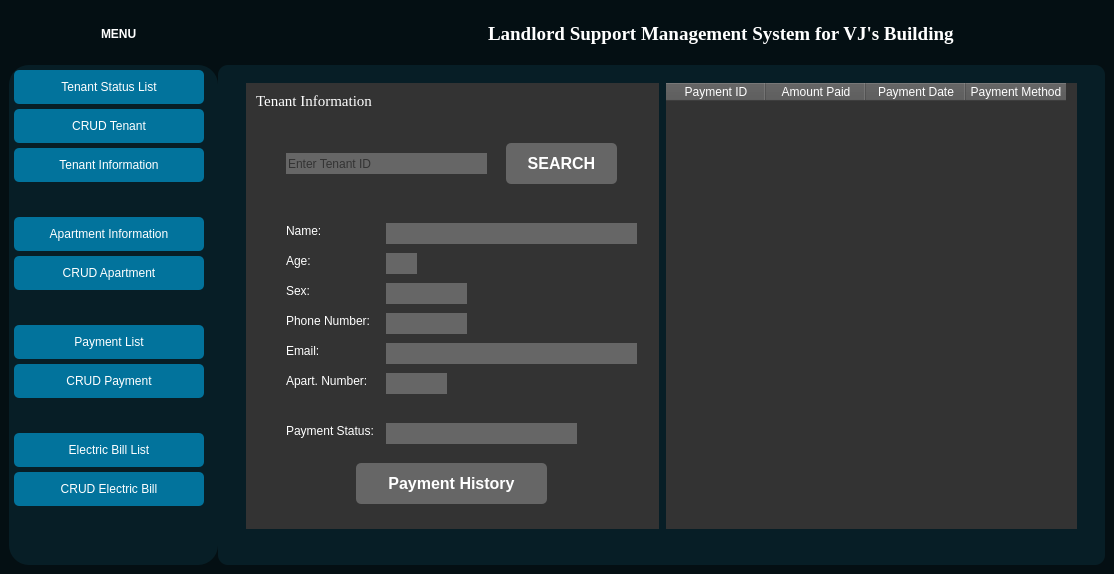
The window that interface.ui (lalalance12/Landlord-Support-Management-System) describes before a commit, drawn with Qt 5.
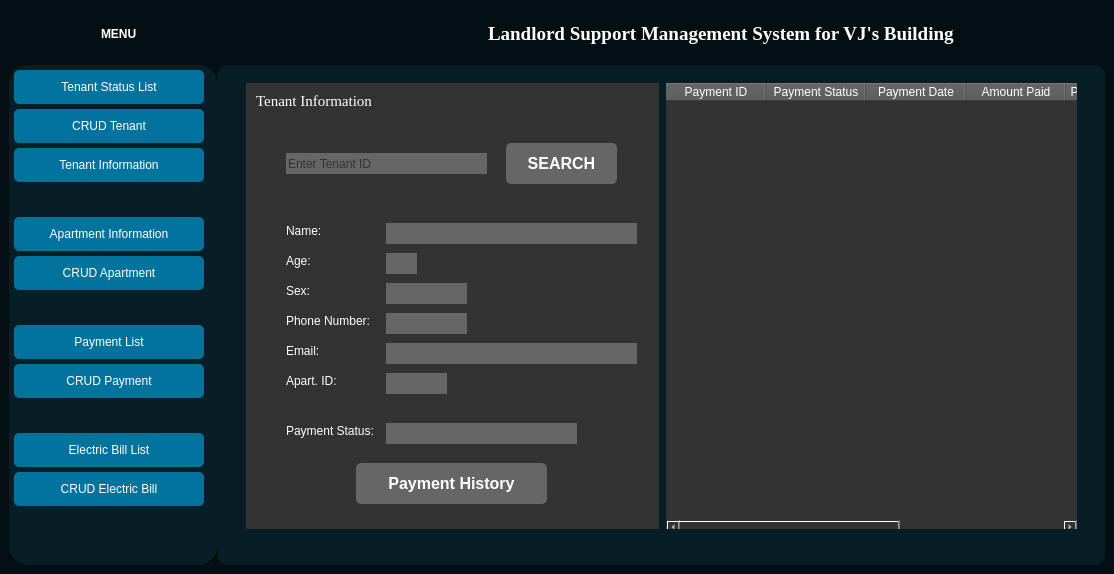
The same window after the commit. The open tabs and pages were chosen to show the change. Icons and pictures are not drawn.

What changed in the file:
```diff
--- a/interface.ui
+++ b/interface.ui
@@ -779,7 +779,7 @@
                    </rect>
                   </property>
                   <property name="text">
-                   <string>Apart. Number:</string>
+                   <string>Apart. ID:</string>
                   </property>
                  </widget>
                  <widget class="QPushButton" name="SearchTenantBtn">
@@ -969,7 +969,7 @@
                   </column>
                   <column>
                    <property name="text">
-                    <string>Amount Paid</string>
+                    <string>Payment Status</string>
                    </property>
                   </column>
                   <column>
@@ -977,11 +977,26 @@
                     <string>Payment Date</string>
                    </property>
                   </column>
+                  <column>
+                   <property name="text">
+                    <string>Amount Paid</string>
+                   </property>
+                  </column>
                   <column>
                    <property name="text">
                     <string>Payment Method</string>
                    </property>
                   </column>
+                  <column>
+                   <property name="text">
+                    <string>Tenant ID</string>
+                   </property>
+                  </column>
+                  <column>
+                   <property name="text">
+                    <string>Apartment ID</string>
+                   </property>
+                  </column>
                  </widget>
                 </widget>
                </item>
```
Left out of the diff: 4 changed lines with no effect on the pictures.
